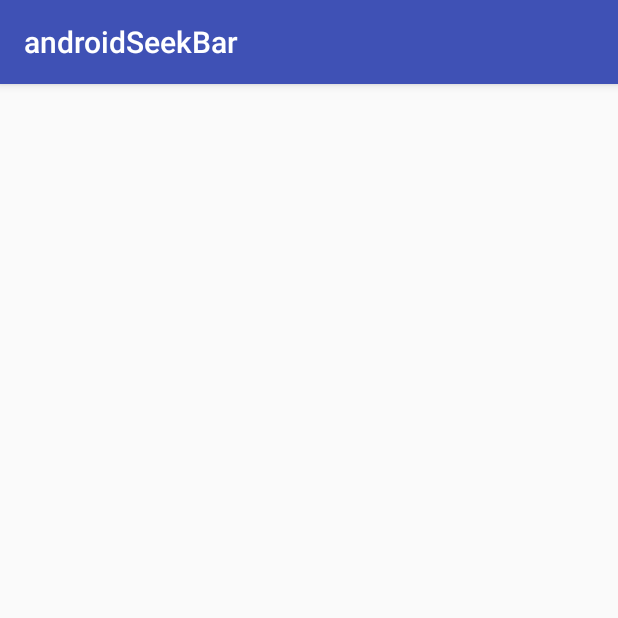
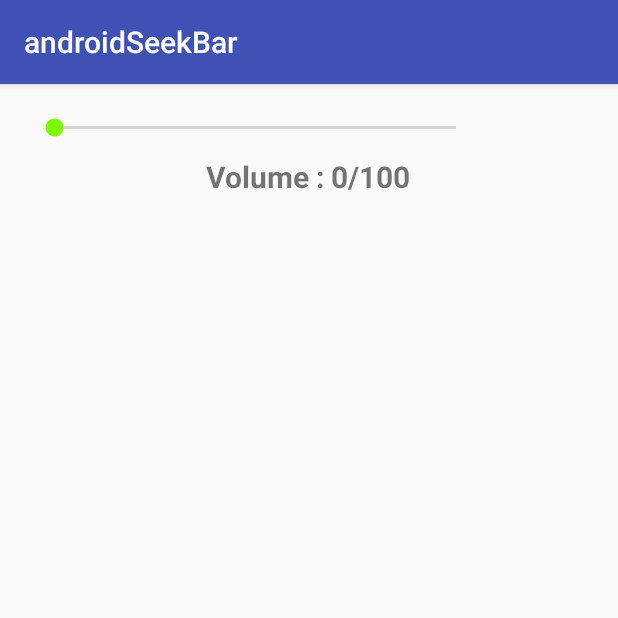
Before and after one commit to ShakilAhmedShaj/androidSeekBar, an Android app: the screen it shows after launch (MainActivity), on a phone screen of 412 x 824 dp, the top half of it. Run offline under Robolectric (Android 15) with nearby library versions, the phone set to English and light mode, and no system bars.

Commit message:
Seekbar Done

```diff
--- a/app/src/main/java/com/t3ch/shaj/androidseekbar/MainActivity.java
+++ b/app/src/main/java/com/t3ch/shaj/androidseekbar/MainActivity.java
@@ -2,12 +2,48 @@ package com.t3ch.shaj.androidseekbar;
 
 import android.support.v7.app.AppCompatActivity;
 import android.os.Bundle;
+import android.widget.SeekBar;
+import android.widget.TextView;
+import android.widget.Toast;
 
 public class MainActivity extends AppCompatActivity {
+
+    private SeekBar seekBar;
+    private TextView textView;
 
     @Override
     protected void onCreate(Bundle savedInstanceState) {
         super.onCreate(savedInstanceState);
         setContentView(R.layout.activity_main);
+
+        seekBar = findViewById(R.id.SeekBarID);
+        textView = findViewById(R.id.TextViewID);
+
+        textView.setText("Volume : " + seekBar.getProgress() + "/" + seekBar.getMax());
+
+        seekBar.setOnSeekBarChangeListener(new SeekBar.OnSeekBarChangeListener() {
+            @Override
+            public void onProgressChanged(SeekBar seekBar, int progress, boolean fromUser) {
+
+                textView.setText("Volume : " + progress + "/" + seekBar.getMax());
+
+            }
+
+            @Override
+            public void onStartTrackingTouch(SeekBar seekBar) {
+
+                Toast.makeText(MainActivity.this, "onStartTrackingTouch", Toast.LENGTH_SHORT).show();
+
+            }
+
+            @Override
+            public void onStopTrackingTouch(SeekBar seekBar) {
+
+                Toast.makeText(MainActivity.this, "onStartTrackingTouch", Toast.LENGTH_SHORT).show();
+
+            }
+        });
+
+
     }
 }
--- a/app/src/main/res/layout/activity_main.xml
+++ b/app/src/main/res/layout/activity_main.xml
@@ -1,11 +1,30 @@
 <?xml version="1.0" encoding="utf-8"?>
-<android.support.constraint.ConstraintLayout xmlns:android="http://schemas.android.com/apk/res/android"
+<LinearLayout xmlns:android="http://schemas.android.com/apk/res/android"
     xmlns:app="http://schemas.android.com/apk/res-auto"
     xmlns:tools="http://schemas.android.com/tools"
     android:layout_width="match_parent"
     android:layout_height="match_parent"
+    android:orientation="vertical"
+    android:padding="20dp"
     tools:context=".MainActivity">
 
 
+    <SeekBar
+        android:id="@+id/SeekBarID"
+        android:layout_width="300dp"
+        android:layout_height="wrap_content"
+        android:max="100"
+        android:thumbTint="#7CFC00" />
 
-</android.support.constraint.ConstraintLayout>
+
+    <TextView
+        android:id="@+id/TextViewID"
+        android:layout_width="wrap_content"
+        android:layout_height="wrap_content"
+        android:textSize="20sp"
+        android:textStyle="bold"
+        android:layout_gravity="center_horizontal"
+        android:layout_marginTop="10dp"/>
+
+
+</LinearLayout>
```
